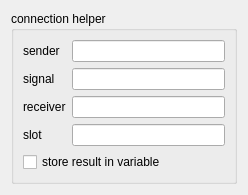
Qt form DevelopmentHelper/ConnectionHelper.ui (Ulle84/UllesSourceCode) before a commit.
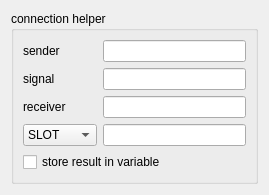
The same form after that commit.

Diff of the .ui file:
```diff
--- a/DevelopmentHelper/ConnectionHelper.ui
+++ b/DevelopmentHelper/ConnectionHelper.ui
@@ -6,7 +6,7 @@
    <rect>
     <x>0</x>
     <y>0</y>
-    <width>248</width>
+    <width>269</width>
     <height>175</height>
    </rect>
   </property>
@@ -20,14 +20,7 @@
       <string>connection helper</string>
      </property>
      <layout class="QGridLayout" name="gridLayout">
-      <item row="3" column="0">
-       <widget class="QLabel" name="label_4">
-        <property name="text">
-         <string>slot</string>
-        </property>
-       </widget>
-      </item>
-      <item row="3" column="1">
+      <item row="4" column="1">
        <widget class="QLineEdit" name="lineEditSlot"/>
       </item>
       <item row="2" column="1">
@@ -60,13 +53,27 @@
       <item row="0" column="1">
        <widget class="QLineEdit" name="lineEditSender"/>
       </item>
-      <item row="4" column="0" colspan="2">
+      <item row="5" column="0" colspan="2">
        <widget class="QCheckBox" name="checkBox">
         <property name="text">
          <string>store result in variable</string>
         </property>
        </widget>
       </item>
+      <item row="4" column="0">
+       <widget class="QComboBox" name="comboBox">
+        <item>
+         <property name="text">
+          <string>SLOT</string>
+         </property>
+        </item>
+        <item>
+         <property name="text">
+          <string>SIGNAL</string>
+         </property>
+        </item>
+       </widget>
+      </item>
      </layout>
     </widget>
    </item>
```
